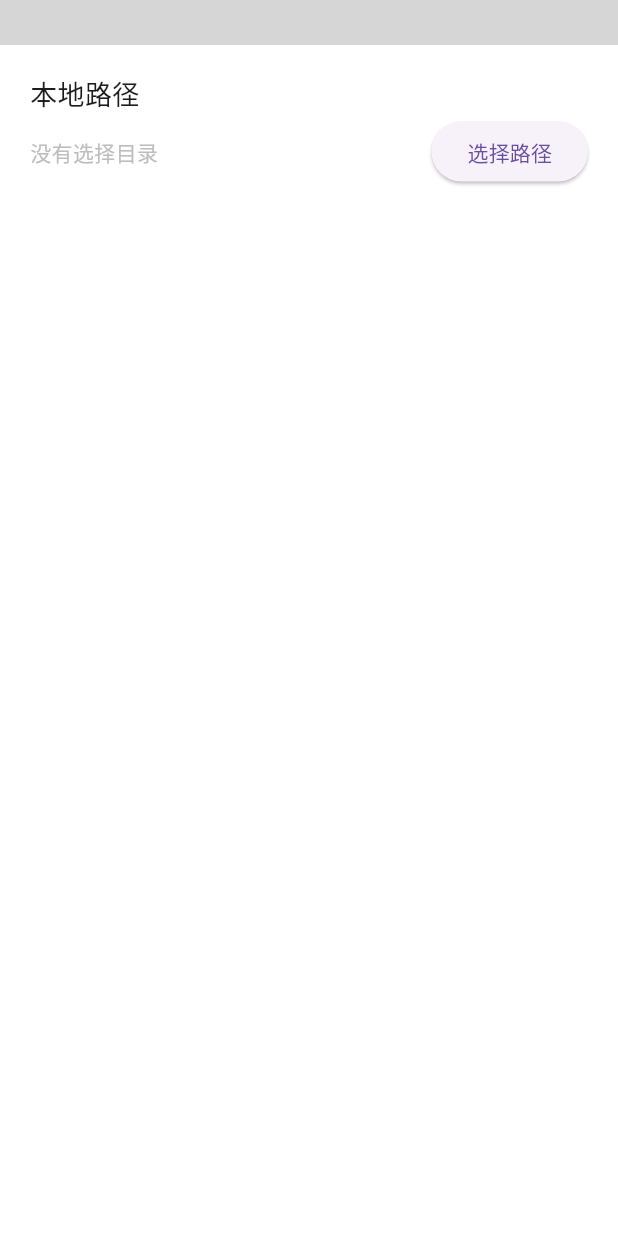
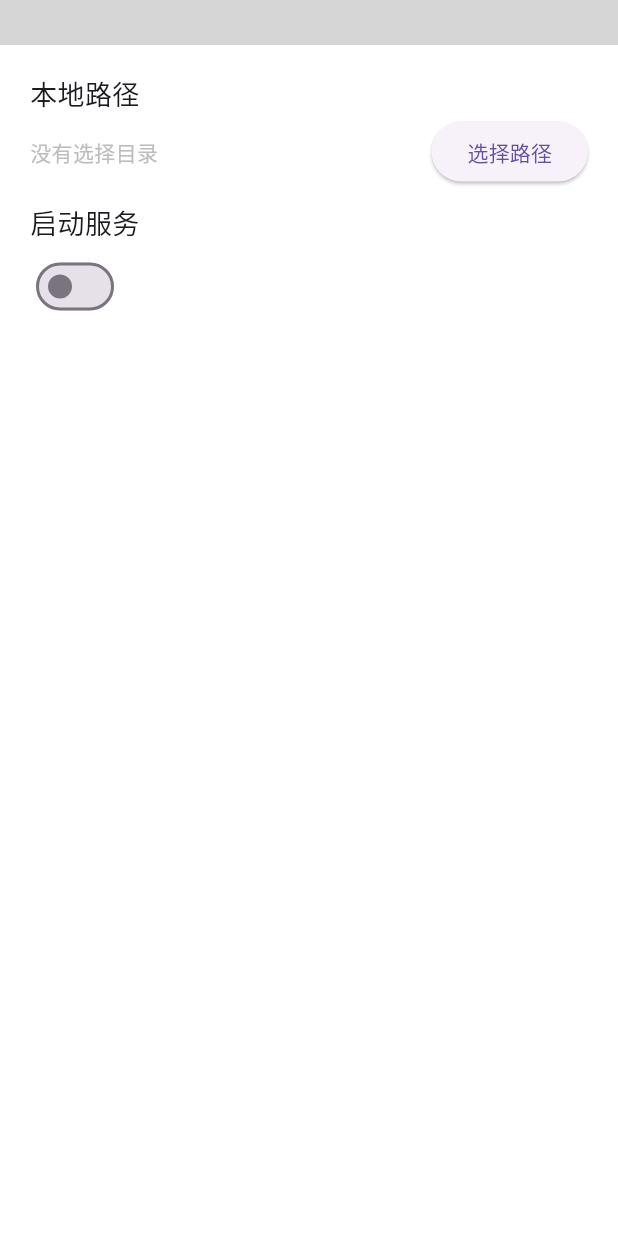
Before and after one commit to Zhoucheng133/pyftp-GUI, a Flutter app: the screen it shows after launch, on a phone screen of 412 x 824 dp. Run offline on Flutter 3.47's test engine with Material 2 defaults, Android fonts, the light colour scheme and no system bars; our stand-ins replace file_picker; missing offline and left inert: bitsdojo_window; grey boxes are pictures that could not be loaded.

Commit message:
添加启动服务layout

```diff
--- a/lib/main.dart
+++ b/lib/main.dart
@@ -8,7 +8,7 @@ void main() {
   runApp(MainApp());
 
   doWhenWindowReady(() {
-    const initialSize = Size(400, 500);
+    const initialSize = Size(400, 300);
     appWindow.minSize = initialSize;
     appWindow.size = initialSize;
     appWindow.alignment = Alignment.center;
@@ -42,7 +42,15 @@ class MainView extends StatefulWidget {
 
 class _MainViewState extends State<MainView> {
 
+  void mainServer(bool value){
+    setState(() {
+      serverOn=value;
+    });
+
+  }
+
   String path="没有选择目录";
+  bool serverOn=false;
 
   @override
   Widget build(BuildContext context) {
@@ -103,6 +111,19 @@ class _MainViewState extends State<MainView> {
                   )
                 ],
               ),
+              SizedBox(height: 10,),
+              Text(
+                "启动服务",
+                style: TextStyle(
+                  fontSize: 18,
+                ),
+              ),
+              SizedBox(height: 5,),
+              Switch(
+                value: serverOn,
+                splashRadius: 0,
+                onChanged: (value)=>mainServer(value)
+              )
             ],
           ),
         )
```
